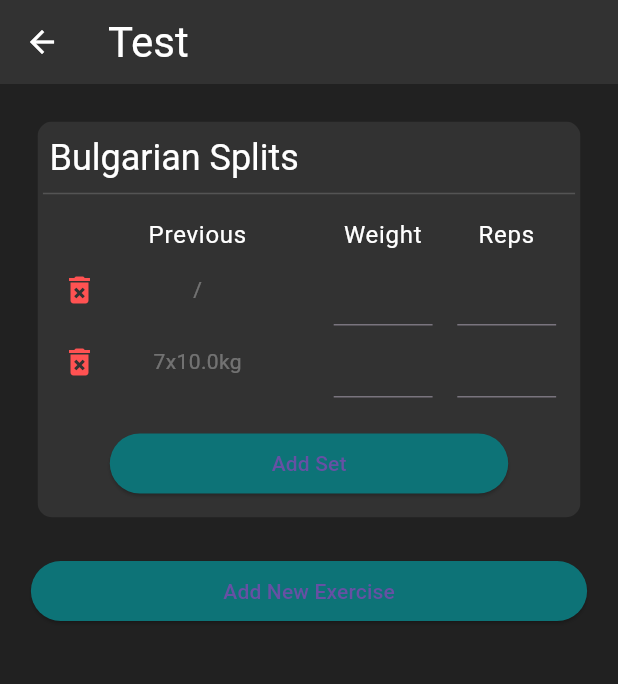
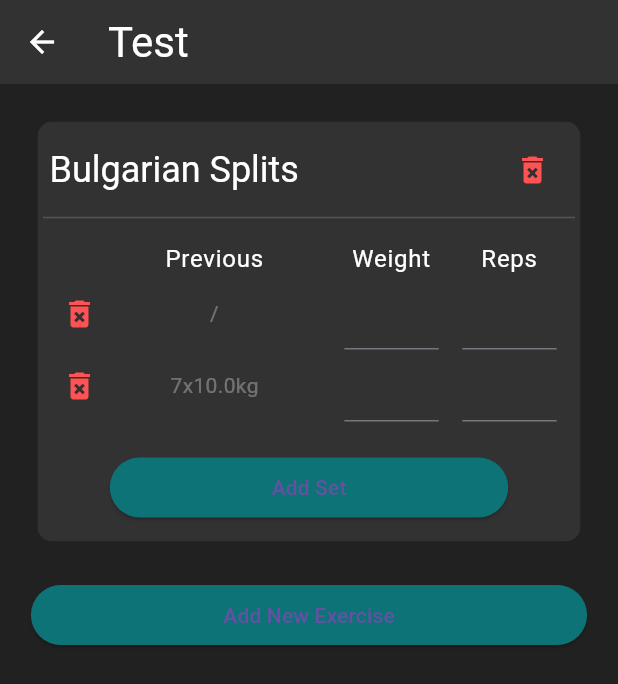
Before and after one commit to JonasPfeifer05/hard_work, a Flutter app: the EditWorkout screen opened by its route, on a phone screen of 412 x 824 dp. Shown: the top 684 px of the screen. Run offline on Flutter 3.47's test engine with Material 3 defaults, Android fonts, the phone set to English and light mode, and no system bars; drawn by our look-alikes of modal_progress_hud_nsn.

Commit message:
added actions to the buttons of the exercises

```diff
--- a/lib/pages/edit_workout.dart
+++ b/lib/pages/edit_workout.dart
@@ -70,8 +70,27 @@ class _EditWorkoutState extends State<EditWorkout> {
           child: ListView.builder(
             itemCount: loading ? 0 : exercises.length + 1,
             itemBuilder: (context, index) => index < exercises.length
-                ? Exercise(exerciseData: exercises[index])
-                : FractionallySizedBox(
+                ? Exercise(
+                    exerciseData: exercises[index],
+                    onDeleteSet: (setIndex) {
+                      setState(() {
+                        exercises[index].sets.removeAt(setIndex);
+                      });
+                    },
+                    onAddSet: () {
+                      setState(() {
+                        exercises[index].sets.add(SetHistory([]));
+                      });
+                    },
+                    onDelete: () {
+                      setState(() {
+                        exercises.removeAt(index);
+                      });
+                    },
+                  )
+                : Padding(
+                    padding: const EdgeInsets.only(top: 25.0),
+                    child: FractionallySizedBox(
                       widthFactor: 0.9,
                       child: ElevatedButton(
                         style: ElevatedButton.styleFrom(
@@ -84,6 +103,7 @@ class _EditWorkoutState extends State<EditWorkout> {
                   ),
           ),
         ),
+      ),
     );
   }
 }
--- a/lib/widgets/exercise.dart
+++ b/lib/widgets/exercise.dart
@@ -7,32 +7,52 @@ import '../services/theme_model.dart';
 
 class Exercise extends StatelessWidget {
   final ExerciseData exerciseData;
+  final VoidCallback onAddSet;
+  final Function(int) onDeleteSet;
+  final VoidCallback onDelete;
 
-  const Exercise({super.key, required this.exerciseData});
+  const Exercise({
+    super.key,
+    required this.exerciseData,
+    required this.onAddSet,
+    required this.onDeleteSet,
+    required this.onDelete,
+  });
 
   @override
   Widget build(BuildContext context) {
     return Padding(
-      padding: const EdgeInsets.all(25.0),
+      padding: const EdgeInsets.fromLTRB(25.0, 25.0, 25.0, 0.0),
       child: ClipRRect(
         borderRadius: const BorderRadius.all(Radius.circular(10)),
         child: Container(
           color: context.watch<ThemeModel>().backgroundTwo,
           child: Column(
             children: [
-              FractionallySizedBox(
-                widthFactor: 1,
-                child: Padding(
+              Row(
+                children: [
+                  Padding(
                     padding: const EdgeInsets.fromLTRB(8, 8, 8, 0),
                     child: Text(
                       exerciseData.name,
                       style: Theme.of(context)
                           .textTheme
                           .headlineSmall!
-                        .copyWith(color: context.watch<ThemeModel>().fontColor),
+                          .copyWith(
+                              color: context.watch<ThemeModel>().fontColor),
                       textAlign: TextAlign.left,
                     ),
                   ),
+                  const Spacer(),
+                  Padding(
+                    padding: const EdgeInsets.fromLTRB(8, 8, 8, 0),
+                    child: IconButton(
+                      onPressed: onDelete,
+                      icon: const Icon(Icons.delete_forever),
+                      color: Colors.redAccent,
+                    ),
+                  ),
+                ],
               ),
               FractionallySizedBox(
                 widthFactor: 0.98,
@@ -49,7 +69,12 @@ class Exercise extends StatelessWidget {
                       List.generate(
                         exerciseData.sets.length,
                         (index) => SetIndicator(
-                              setHistory: exerciseData.sets[index])),
+                          setHistory: exerciseData.sets[index],
+                          onDelete: () {
+                            onDeleteSet(index);
+                          },
+                        ),
+                      ),
                       const SetIndicator(),
                       0,
                     ),
@@ -64,7 +89,7 @@ class Exercise extends StatelessWidget {
                     style: ElevatedButton.styleFrom(
                       backgroundColor: context.watch<ThemeModel>().highlight!,
                     ),
-                    onPressed: () {},
+                    onPressed: onAddSet,
                     child: const Text("Add Set"),
                   ),
                 ),
--- a/lib/widgets/set_indicator.dart
+++ b/lib/widgets/set_indicator.dart
@@ -6,8 +6,9 @@ import '../services/theme_model.dart';
 
 class SetIndicator extends StatelessWidget {
   final SetHistory? setHistory;
+  final VoidCallback? onDelete;
 
-  const SetIndicator({super.key, this.setHistory});
+  const SetIndicator({super.key, this.setHistory, this.onDelete});
 
   @override
   Widget build(BuildContext context) {
@@ -19,7 +20,7 @@ class SetIndicator extends StatelessWidget {
   Widget generateHeader(BuildContext context) {
     return Row(
       children: [
-        Expanded(flex: 1, child: Container()),
+        Expanded(flex: 2, child: Container()),
         Expanded(
           flex: 10,
           child: Text(
@@ -61,12 +62,11 @@ class SetIndicator extends StatelessWidget {
     return Row(
       children: [
         Expanded(
-          flex: 1,
-          child: Center(
-            child: IconButton(
-                onPressed: () {},
-                icon: const Icon(Icons.delete_forever),
-                color: Colors.redAccent),
+          flex: 2,
+          child: IconButton(
+            onPressed: onDelete,
+            icon: const Icon(Icons.delete_forever),
+            color: Colors.redAccent,
           ),
         ),
         Expanded(
```
Lines whose indentation alone changed are shown as unchanged.
